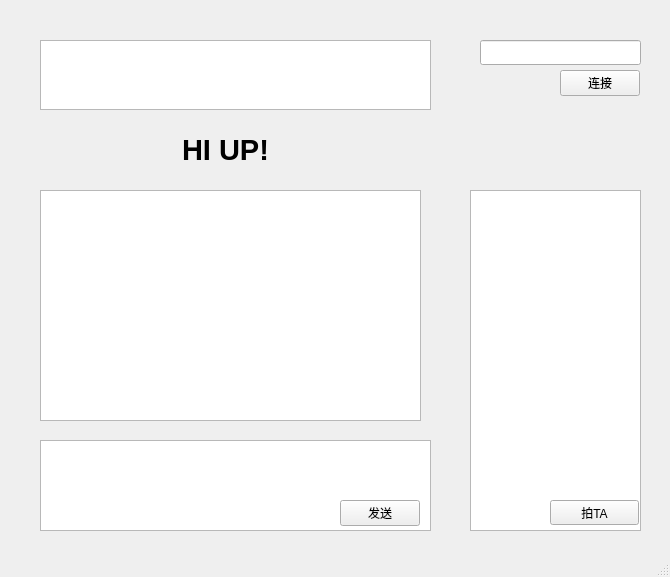
Before: the Qt Designer form Client/client.ui in max-my/chatroom, drawn with Qt 5.
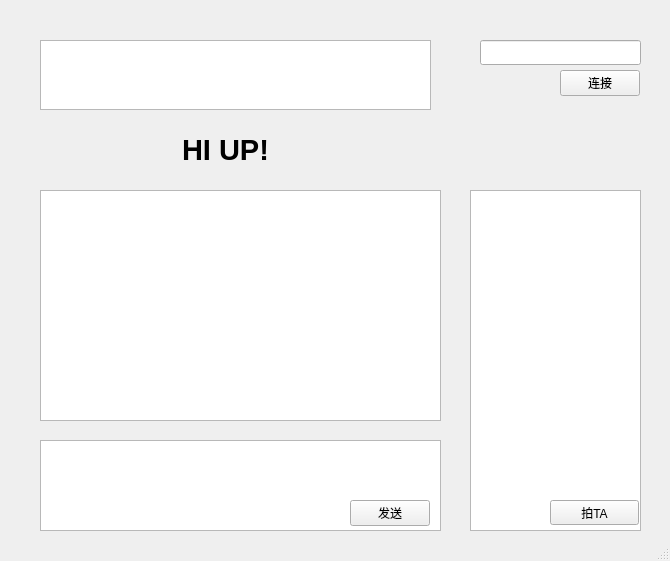
After: the same form once the commit is applied.

Commit message: 优化聊天记录显示

```diff
--- a/Client/client.ui
+++ b/Client/client.ui
@@ -7,7 +7,7 @@
     <x>0</x>
     <y>0</y>
     <width>670</width>
-    <height>577</height>
+    <height>561</height>
    </rect>
   </property>
   <property name="windowTitle">
@@ -55,7 +55,7 @@
        <rect>
         <x>40</x>
         <y>330</y>
-        <width>391</width>
+        <width>401</width>
         <height>91</height>
        </rect>
       </property>
@@ -63,7 +63,7 @@
      <widget class="QPushButton" name="pbSend">
       <property name="geometry">
        <rect>
-        <x>340</x>
+        <x>350</x>
         <y>390</y>
         <width>80</width>
         <height>26</height>
@@ -78,7 +78,7 @@
        <rect>
         <x>40</x>
         <y>80</y>
-        <width>381</width>
+        <width>401</width>
         <height>231</height>
        </rect>
       </property>
```
The commit also changes 2 other files.
